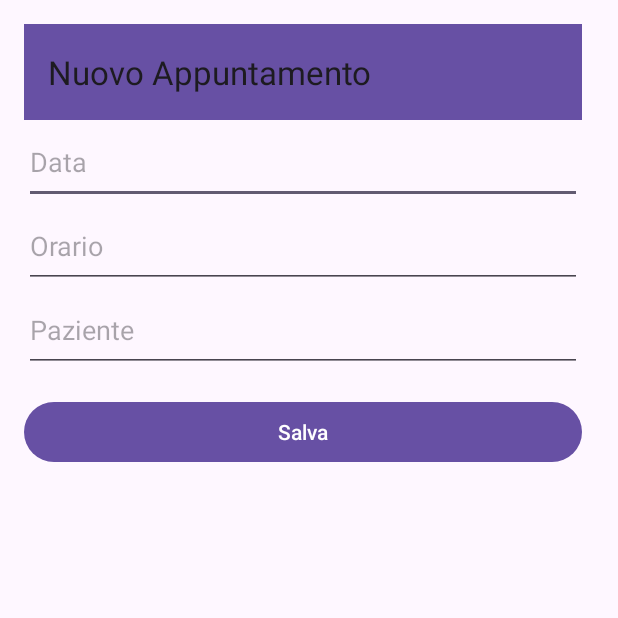
After one commit to SimonaPia/Oreo, an Android app: the NewAppointmentActivity screen opened directly, with no data from a screen before it, on a phone screen of 412 x 824 dp, the top half of it. The commit adds this screen. Run offline under Robolectric (Android 15) with nearby library versions, the phone set to English and light mode, and no system bars.

Commit message:
Inserimento appuntamenti

```diff
--- a/app/build.gradle
+++ b/app/build.gradle
@@ -40,6 +40,7 @@ dependencies {
     implementation 'androidx.navigation:navigation-fragment:2.5.3'
     implementation 'androidx.navigation:navigation-ui:2.5.3'
     implementation 'com.google.firebase:firebase-database:20.3.0'
+    implementation 'androidx.preference:preference:1.2.1'
     testImplementation 'junit:junit:4.13.2'
     androidTestImplementation 'androidx.test.ext:junit:1.1.5'
     androidTestImplementation 'androidx.test.espresso:espresso-core:3.5.1'
--- a/app/src/main/AndroidManifest.xml
+++ b/app/src/main/AndroidManifest.xml
@@ -11,7 +11,7 @@
         android:roundIcon="@mipmap/ic_launcher_round"
         android:supportsRtl="true"
         android:theme="@style/Theme.PronuntiApp_Oreo_sms2324"
-        tools:targetApi="27">
+        tools:targetApi="31">
         <activity
             android:name=".HomePageLogopedista"
             android:exported="true"
@@ -23,7 +23,7 @@
                 <category android:name="android.intent.category.LAUNCHER" />
             </intent-filter>
         </activity>
-
+        <activity android:name=".NewAppointmentActivity" />
 
     </application>
 
--- /dev/null
+++ b/app/src/main/java/it/uniba/dib/sms2324_16/NewAppointmentActivity.java
@@ -0,0 +1,62 @@
+package it.uniba.dib.sms2324_16;
+
+import android.annotation.SuppressLint;
+import android.os.Bundle;
+import android.view.View;
+import android.widget.Button;
+import android.widget.EditText;
+import android.widget.Spinner;
+import android.widget.Toast;
+
+import androidx.appcompat.app.AppCompatActivity;
+public class NewAppointmentActivity extends AppCompatActivity {
+
+    private EditText editTextDate;
+    private EditText editTextTime;
+    private EditText editTextPatient;
+    private Spinner spinnerLocation;
+
+    private AppointmentManager appointmentManager;
+
+    @SuppressLint({"MissingInflatedId", "WrongViewCast"})
+    @Override
+    protected void onCreate(Bundle savedInstanceState) {
+        super.onCreate(savedInstanceState);
+        setContentView(R.layout.inserimento_appuntamenti);
+
+        // Inizializza le view
+        editTextDate = findViewById(R.id.editTextDate);
+        editTextTime = findViewById(R.id.editTextTime);
+        editTextPatient = findViewById(R.id.editTextPatient);
+        spinnerLocation = findViewById(R.id.spinnerLocation);
+        Button buttonSave = findViewById(R.id.buttonSave);
+
+        // Inizializza il gestore degli appuntamenti
+        appointmentManager = new AppointmentManager();
+
+        // Aggiungi un listener al pulsante Salva
+        buttonSave.setOnClickListener(new View.OnClickListener() {
+            @Override
+            public void onClick(View view) {
+                saveOrUpdateAppointment();
+            }
+        });
+    }
+
+    private void saveOrUpdateAppointment() {
+        // Recupera i dati inseriti dall'utente
+        String date = editTextDate.getText().toString();
+        String time = editTextTime.getText().toString();
+        String patient = editTextPatient.getText().toString();
+        String location = spinnerLocation.getSelectedItem().toString();
+
+        // Crea un nuovo oggetto appuntamento
+        Appointment appointment = new Appointment(date, time, patient, location);
+
+        // Aggiungi o aggiorna l'appuntamento
+        appointmentManager.addOrUpdateAppointment(appointment);
+
+        // Stampa un messaggio di conferma
+        Toast.makeText(this, "Appuntamento salvato o aggiornato: " + appointment.toString(), Toast.LENGTH_SHORT).show();
+    }
+}
--- a/app/src/main/res/layout/fragment_home_page_logopedista.xml
+++ b/app/src/main/res/layout/fragment_home_page_logopedista.xml
@@ -167,4 +167,5 @@
 
 
 
+
 </FrameLayout>
--- /dev/null
+++ b/app/src/main/res/layout/inserimento_appuntamenti.xml
@@ -0,0 +1,64 @@
+<?xml version="1.0" encoding="utf-8"?>
+<RelativeLayout xmlns:android="http://schemas.android.com/apk/res/android"
+    xmlns:app="http://schemas.android.com/apk/res-auto"
+    xmlns:tools="http://schemas.android.com/tools"
+    android:layout_width="match_parent"
+    android:layout_height="match_parent"
+    tools:context=".NewAppointmentActivity">
+
+    <androidx.appcompat.widget.Toolbar
+        android:layout_width="match_parent"
+        android:layout_height="wrap_content" />
+
+    <LinearLayout
+        android:layout_width="372dp"
+        android:layout_height="402dp"
+        android:layout_marginStart="16dp"
+        android:layout_marginLeft="16dp"
+        android:layout_marginTop="16dp"
+        android:layout_marginEnd="16dp"
+        android:layout_marginRight="16dp"
+        android:layout_marginBottom="16dp"
+        android:orientation="vertical"
+        tools:ignore="NotSibling">
+
+        <com.google.android.material.appbar.MaterialToolbar
+            android:id="@+id/toolbar"
+            android:layout_width="match_parent"
+            android:layout_height="?attr/actionBarSize"
+            android:background="?attr/colorPrimary"
+            app:layout_collapseMode="pin"
+            app:layout_scrollFlags="scroll|enterAlways"
+            app:popupTheme="@style/ThemeOverlay.AppCompat.Light"
+            app:title="Nuovo Appuntamento" />
+
+        <EditText
+            android:id="@+id/editTextDate"
+            android:layout_width="match_parent"
+            android:layout_height="56dp"
+            android:hint="@string/hint_date" />
+
+        <EditText
+            android:id="@+id/editTextTime"
+            android:layout_width="match_parent"
+            android:layout_height="56dp"
+            android:hint="Orario" />
+
+        <EditText
+            android:id="@+id/editTextPatient"
+            android:layout_width="match_parent"
+            android:layout_height="56dp"
+            android:hint="Paziente"
+            android:inputType="textPersonName" />
+
+        <Button
+            android:id="@+id/buttonSave"
+            android:layout_width="match_parent"
+            android:layout_height="wrap_content"
+            android:layout_marginTop="16dp"
+            android:minHeight="48dp"
+            android:text="Salva" />
+
+    </LinearLayout>
+
+</RelativeLayout>
--- /dev/null
+++ b/app/src/main/res/values/ids.xml
@@ -0,0 +1,4 @@
+<?xml version="1.0" encoding="utf-8"?>
+<resources>
+    <item name="spinnerLocation" type="id" />
+</resources>
--- a/app/src/main/res/values/strings.xml
+++ b/app/src/main/res/values/strings.xml
@@ -6,6 +6,7 @@
     <string name="second_fragment_label">Secondo Fragment</string>
     <string name="next">Next</string>
     <string name="previous">Previous</string>
+    <string name="hint_date">Data</string>
 
     <string name="lorem_ipsum">
         Lorem ipsum dolor sit amet, consectetur adipiscing elit. Nam in scelerisque sem. Mauris
```
Also changed, not shown: app/src/main/java/it/uniba/dib/sms2324_16/Appointment.java (added, +66 -0 lines), app/src/main/java/it/uniba/dib/sms2324_16/AppointmentManager.java (added, +46 -0 lines), app/src/main/java/it/uniba/dib/sms2324_16/HomePageLogopedistaFragment.java (+4 -3 lines).
